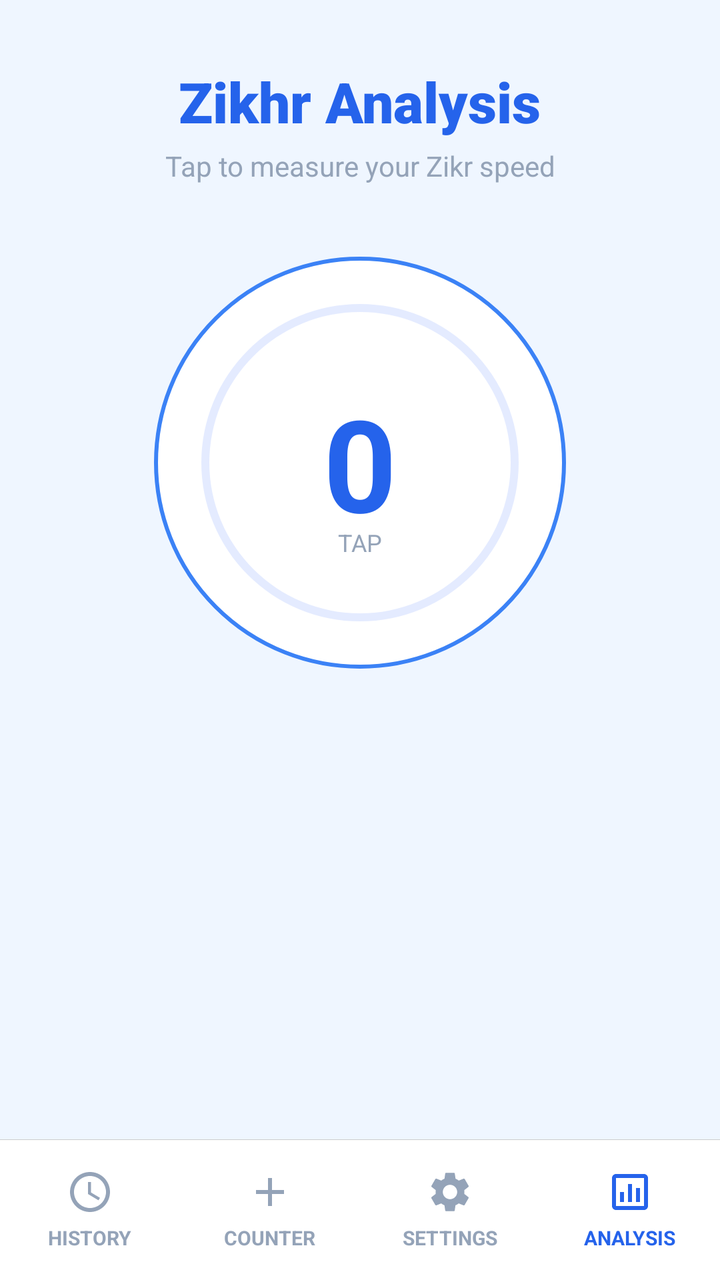
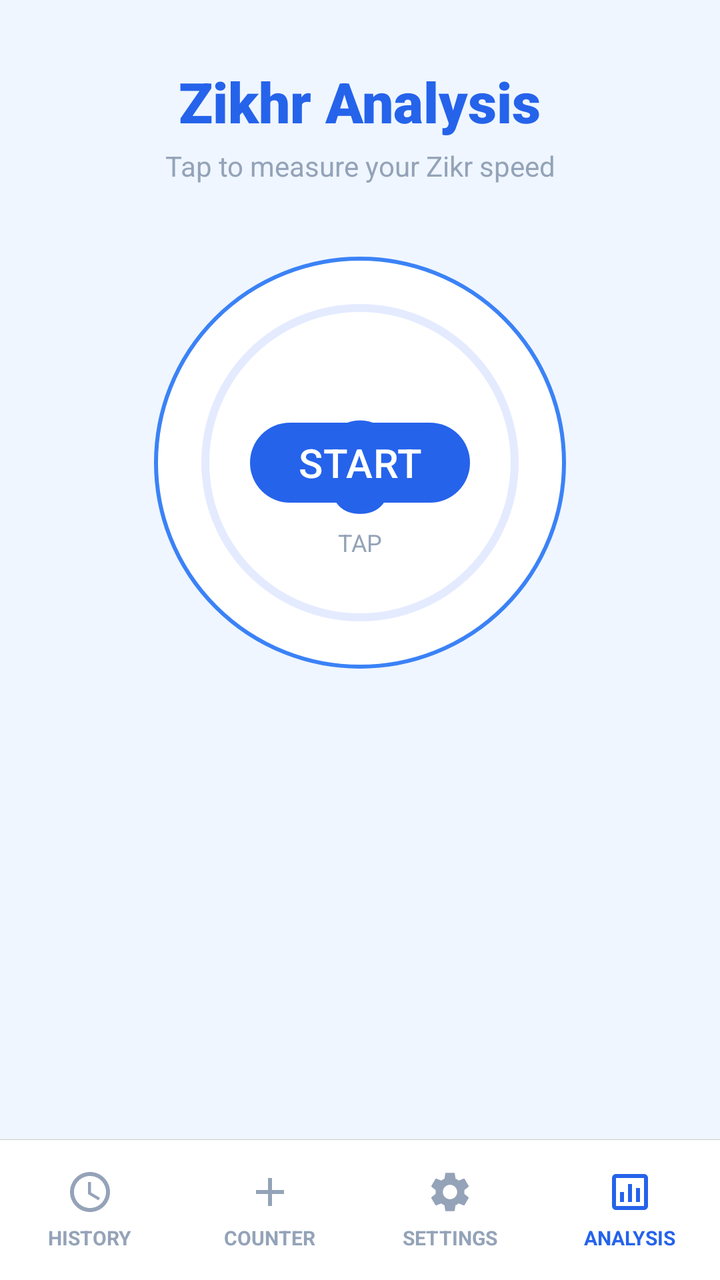

An Android layout rendered at two revisions. The XML below is the earlier revision; the diff shows what the commit changed to produce the second picture.
<!-- AndroidManifest.xml: application theme Theme.SmartTasbeeh -->
<!-- res/layout/activity_analysis.xml -->
<?xml version="1.0" encoding="utf-8"?>
<androidx.constraintlayout.widget.ConstraintLayout xmlns:android="http://schemas.android.com/apk/res/android"
    xmlns:app="http://schemas.android.com/apk/res-auto"
    xmlns:tools="http://schemas.android.com/tools"
    android:layout_width="match_parent"
    android:layout_height="match_parent"
    android:background="@color/app_background"
    tools:context=".AnalysisActivity">
    
    
    <ScrollView
        android:layout_width="match_parent"
        android:layout_height="0dp"
        android:fillViewport="true"
        app:layout_constraintTop_toTopOf="parent"
        app:layout_constraintBottom_toTopOf="@id/bottomNavDivider">

        <androidx.constraintlayout.widget.ConstraintLayout
            android:layout_width="match_parent"
            android:layout_height="wrap_content"
            android:paddingBottom="24dp">

            
            <TextView
                android:id="@+id/tvTitle"
                android:layout_width="wrap_content"
                android:layout_height="wrap_content"
                android:text="Zikhr Analysis"
                android:textColor="@color/tasbeeh_blue_primary"
                android:textSize="28sp"
                android:fontFamily="sans-serif-black"
                android:layout_marginTop="32dp"
                app:layout_constraintTop_toTopOf="parent"
                app:layout_constraintStart_toStartOf="parent"
                app:layout_constraintEnd_toEndOf="parent"/>

            <TextView
                android:id="@+id/tvSubtitle"
                android:layout_width="wrap_content"
                android:layout_height="wrap_content"
                android:text="Tap to measure your Zikr speed"
                android:textColor="@color/hint_text"
                android:textSize="14sp"
                android:layout_marginTop="4dp"
                app:layout_constraintTop_toBottomOf="@id/tvTitle"
                app:layout_constraintStart_toStartOf="parent"
                app:layout_constraintEnd_toEndOf="parent"/>

            
            <FrameLayout
                android:id="@+id/btnTap"
                android:layout_width="230dp"
                android:layout_height="230dp"
                android:layout_marginTop="24dp"
                app:layout_constraintTop_toBottomOf="@id/tvSubtitle"
                app:layout_constraintStart_toStartOf="parent"
                app:layout_constraintEnd_toEndOf="parent">

                
                <View
                    android:layout_width="match_parent"
                    android:layout_height="match_parent"
                    android:layout_margin="12dp"
                    android:background="@drawable/bg_circle_button" />

                
                
                <ProgressBar
                    android:id="@+id/progressBar"
                    android:layout_width="match_parent"
                    android:layout_height="match_parent"
                    android:indeterminate="false"
                    android:progressDrawable="@drawable/circular_progress"
                    android:background="@null"
                    style="?android:attr/progressBarStyleHorizontal"
                    android:max="100"
                    android:progress="0"
                    android:padding="2dp"/>
                    
                
                <TextView
                    android:id="@+id/tvCount"
                    android:layout_width="wrap_content"
                    android:layout_height="wrap_content"
                    android:layout_gravity="center"
                    android:text="0"
                    android:textSize="64sp"
                    android:textStyle="bold"
                    android:textColor="@color/tasbeeh_blue_primary"/>
                    
                <TextView
                     android:id="@+id/tvTapHint"
                     android:layout_width="wrap_content"
                     android:layout_height="wrap_content"
                     android:layout_gravity="center"
                     android:text="TAP"
                     android:textSize="12sp"
                     android:textColor="@color/hint_text"
                     android:translationY="40dp"/>
                     
                
                 <TextView
                     android:id="@+id/tvPausedOverlay"
                     android:layout_width="wrap_content"
                     android:layout_height="wrap_content"
                     android:layout_gravity="center"
                     android:text="PAUSED"
                     android:textSize="18sp"
                     android:textStyle="bold"
                     android:textColor="@color/tasbeeh_blue_accent"
                     android:background="#DDFFFFFF"
                     android:padding="8dp"
                     android:visibility="gone"/>

                
                <View
                    android:id="@+id/tapActionView"
                    android:layout_width="match_parent"
                    android:layout_height="match_parent"
                    android:layout_margin="12dp"
                    android:background="?attr/selectableItemBackgroundBorderless" 
                    android:clickable="true"
                    android:focusable="true"/>
                    
            </FrameLayout>
            
            
            <LinearLayout
                android:id="@+id/controlsRow"
                android:layout_width="wrap_content"
                android:layout_height="wrap_content"
                android:orientation="horizontal"
                android:gravity="center"
                android:layout_marginTop="16dp"
                app:layout_constraintTop_toBottomOf="@id/btnTap"
                app:layout_constraintStart_toStartOf="parent"
                app:layout_constraintEnd_toEndOf="parent">
                
                <com.google.android.material.floatingactionbutton.FloatingActionButton
                    android:id="@+id/fabPause"
                    android:layout_width="wrap_content"
                    android:layout_height="wrap_content"
                    android:src="@drawable/ic_pause"
                    app:backgroundTint="@color/tasbeeh_blue_primary"
                    app:tint="@android:color/white"
                    app:fabSize="normal"
                    android:visibility="invisible"/>

            </LinearLayout>
            
            
            <LinearLayout
                 android:id="@+id/layoutPauseOptions"
                 android:layout_width="wrap_content"
                 android:layout_height="wrap_content"
                 android:orientation="horizontal"
                 android:visibility="gone"
                 android:layout_marginTop="12dp"
                 app:layout_constraintTop_toBottomOf="@id/controlsRow"
                 app:layout_constraintStart_toStartOf="parent"
                 app:layout_constraintEnd_toEndOf="parent">
                 
                 <Button
                     android:id="@+id/btnResetAnalysis"
                     android:layout_width="wrap_content"
                     android:layout_height="wrap_content"
                     android:text="Reset"
                     android:layout_marginEnd="16dp"/>

                 <Button
                     android:id="@+id/btnShowReport"
                     android:layout_width="wrap_content"
                     android:layout_height="wrap_content"
                     android:text="Report"/>
            </LinearLayout>

            
            
            <LinearLayout
                android:id="@+id/reportContainer"
                android:layout_width="match_parent"
                android:layout_height="wrap_content"
                android:orientation="vertical"
                android:visibility="gone"
                android:layout_marginTop="24dp"
                android:layout_marginStart="16dp"
                android:layout_marginEnd="16dp"
                app:layout_constraintTop_toBottomOf="@id/layoutPauseOptions"
                app:layout_constraintStart_toStartOf="parent"
                app:layout_constraintEnd_toEndOf="parent">
                
                 <TextView
                    android:id="@+id/tvReportSummary"
                    android:layout_width="match_parent"
                    android:layout_height="wrap_content"
                    android:text="Summary Stats"
                    android:textAlignment="center"
                    android:textStyle="bold"
                    android:textSize="18sp"
                    android:textColor="@color/tasbeeh_blue_primary"
                    android:paddingBottom="16dp"/>
                    
                
                <FrameLayout
                    android:id="@+id/graphContainer"
                    android:layout_width="match_parent"
                    android:layout_height="180dp"
                    android:background="@drawable/info_box_background"
                    android:elevation="2dp"
                    android:padding="8dp"
                    android:layout_marginBottom="24dp">
                </FrameLayout>
                
                <TextView
                     android:layout_width="wrap_content"
                     android:layout_height="wrap_content"
                     android:text="Detailed Log"
                     android:textStyle="bold"
                     android:textColor="@color/tasbeeh_blue_accent"
                     android:layout_marginBottom="8dp"/>

                
                 <LinearLayout
                     android:layout_width="match_parent"
                     android:layout_height="wrap_content"
                     android:orientation="horizontal"
                     android:background="#E0E0E0"
                     android:padding="8dp">
                     <TextView
                         android:layout_width="0dp"
                         android:layout_height="wrap_content"
                         android:layout_weight="1"
                         android:text="#"
                         android:textStyle="bold"
                         android:gravity="center"/>
                     <TextView
                         android:layout_width="0dp"
                         android:layout_height="wrap_content"
                         android:layout_weight="2"
                         android:text="Time (sec)"
                         android:textStyle="bold"
                         android:gravity="center"/>
                     <TextView
                         android:layout_width="0dp"
                         android:layout_height="wrap_content"
                         android:layout_weight="3"
                         android:text="Interval"
                         android:textStyle="bold"
                         android:gravity="center"/>
                 </LinearLayout>
                 
                 
                 <TableLayout
                     android:id="@+id/tableReport"
                     android:layout_width="match_parent"
                     android:layout_height="wrap_content"
                     android:stretchColumns="1,2">
                 </TableLayout>
                 
            </LinearLayout>

        </androidx.constraintlayout.widget.ConstraintLayout>
    </ScrollView>


    
    <View
        android:id="@+id/bottomNavDivider"
        android:layout_width="match_parent"
        android:layout_height="0.1dp"
        android:background="#ccc"
        app:layout_constraintBottom_toTopOf="@id/bottomNav"/>

    <LinearLayout
        android:id="@+id/bottomNav"
        android:layout_width="match_parent"
        android:layout_height="70dp"
        android:background="@color/nav_bg"
        android:orientation="horizontal"
        android:weightSum="4"
        android:baselineAligned="false"
        app:layout_constraintBottom_toBottomOf="parent">

        
        <LinearLayout
            android:id="@+id/btnNavHistory"
            android:layout_width="0dp"
            android:layout_height="match_parent"
            android:layout_weight="1"
            android:orientation="vertical"
            android:gravity="center"
            android:clickable="true"
            android:focusable="true"
            android:background="?attr/selectableItemBackground">
            <ImageView
                android:layout_width="24dp"
                android:layout_height="24dp"
                android:src="@drawable/ic_clock"
                app:tint="@color/nav_text_unselected"/>
            <TextView
                android:layout_width="wrap_content"
                android:layout_height="wrap_content"
                android:text="HISTORY"
                android:textSize="10sp"
                android:textStyle="bold"
                android:textColor="@color/nav_text_unselected"
                android:layout_marginTop="4dp"/>
        </LinearLayout>

        
        <LinearLayout
            android:id="@+id/btnNavCounter"
            android:layout_width="0dp"
            android:layout_height="match_parent"
            android:layout_weight="1"
            android:orientation="vertical"
            android:gravity="center"
            android:clickable="true"
            android:focusable="true"
            android:background="?attr/selectableItemBackground">
            <ImageView
                android:layout_width="24dp"
                android:layout_height="24dp"
                android:src="@drawable/ic_add"
                app:tint="@color/nav_text_unselected"/>
            <TextView
                android:layout_width="wrap_content"
                android:layout_height="wrap_content"
                android:text="COUNTER"
                android:textSize="10sp"
                android:textStyle="bold"
                android:textColor="@color/nav_text_unselected"
                android:layout_marginTop="4dp"/>
        </LinearLayout>

        
        <LinearLayout
            android:id="@+id/btnNavSettings"
            android:layout_width="0dp"
            android:layout_height="match_parent"
            android:layout_weight="1"
            android:orientation="vertical"
            android:gravity="center"
            android:clickable="true"
            android:focusable="true"
            android:background="?attr/selectableItemBackground">
            <ImageView
                android:layout_width="24dp"
                android:layout_height="24dp"
                android:src="@drawable/ic_settings"
                app:tint="@color/nav_text_unselected"/>
            <TextView
                android:layout_width="wrap_content"
                android:layout_height="wrap_content"
                android:text="SETTINGS"
                android:textSize="10sp"
                android:textStyle="bold"
                android:textColor="@color/nav_text_unselected"
                android:layout_marginTop="4dp"/>
        </LinearLayout>
        
        
        <LinearLayout
            android:layout_width="0dp"
            android:layout_height="match_parent"
            android:layout_weight="1"
            android:orientation="vertical"
            android:gravity="center">
            <ImageView
                android:layout_width="24dp"
                android:layout_height="24dp"
                android:src="@drawable/ic_analysis"
                app:tint="@color/nav_text_selected"/>
            <TextView
                android:layout_width="wrap_content"
                android:layout_height="wrap_content"
                android:text="ANALYSIS"
                android:textSize="10sp"
                android:textStyle="bold"
                android:textColor="@color/nav_text_selected"
                android:layout_marginTop="4dp"/>
        </LinearLayout>

    </LinearLayout>

</androidx.constraintlayout.widget.ConstraintLayout>
<!-- resources referenced by this layout -->
<resources>
  <color name="app_background">@color/background_light</color>
  <color name="hint_text">#94A3B8</color>
  <color name="nav_bg">#FFFFFF</color>
  <color name="nav_text_selected">#2563EB</color>
  <color name="nav_text_unselected">#94A3B8</color>
  <color name="tasbeeh_blue_accent">#3B82F6</color>
  <color name="tasbeeh_blue_primary">#2563EB</color>
  <!-- drawable bg_circle_button (drawable) -->
  <?xml version="1.0" encoding="utf-8"?>
  <shape xmlns:android="http://schemas.android.com/apk/res/android"
      android:shape="oval">
      <solid android:color="@color/card_background" />
      <stroke
          android:width="2dp"
          android:color="@color/tasbeeh_blue_accent" />
  </shape>
  <!-- drawable ic_add (drawable) -->
  <vector xmlns:android="http://schemas.android.com/apk/res/android"
      android:width="24dp"
      android:height="24dp"
      android:viewportWidth="24"
      android:viewportHeight="24">
      <path
        android:fillColor="@android:color/white"
        android:pathData="M19,13h-6v6h-2v-6H5v-2h6V5h2v6h6v2z"/>
  </vector>
  <!-- drawable ic_analysis (drawable) -->
  <vector xmlns:android="http://schemas.android.com/apk/res/android"
      android:width="24dp"
      android:height="24dp"
      android:viewportWidth="24"
      android:viewportHeight="24">
    <path
        android:fillColor="#FF000000"
        android:pathData="M19,3H5C3.9,3 3,3.9 3,5v14c0,1.1 0.9,2 2,2h14c1.1,0 2,-0.9 2,-2V5C21,3.9 20.1,3 19,3zM19,19H5V5h14V19zM7,12h2v5H7V12zM11,8h2v9h-2V8zM15,10h2v7h-2V10z"/>
  </vector>
  <!-- drawable ic_clock (drawable) -->
  <vector xmlns:android="http://schemas.android.com/apk/res/android"
      android:width="24dp"
      android:height="24dp"
      android:viewportWidth="24.0"
      android:viewportHeight="24.0">
      <path
          android:fillColor="@android:color/white"
          android:pathData="M11.99,2C6.47,2 2,6.48 2,12s4.47,10 9.99,10C17.52,22 22,17.52 22,12S17.52,2 11.99,2zM12,20c-4.42,0 -8,-3.58 -8,-8s3.58,-8 8,-8 8,3.58 8,8 -3.58,8 -8,8zM12.5,7H11v6l5.25,3.15 0.75,-1.23 -4.5,-2.67z"/>
  </vector>
  <!-- drawable ic_pause (drawable) -->
  <vector xmlns:android="http://schemas.android.com/apk/res/android"
      android:width="24dp"
      android:height="24dp"
      android:viewportWidth="24"
      android:viewportHeight="24"
      android:tint="?attr/colorControlNormal">
    <path
        android:fillColor="@android:color/white"
        android:pathData="M6,19h4V5H6v14zM14,5v14h4V5h-4z"/>
  </vector>
  <!-- drawable info_box_background (drawable) -->
  <?xml version="1.0" encoding="utf-8"?>
  <shape xmlns:android="http://schemas.android.com/apk/res/android"
      android:shape="rectangle">
      <solid android:color="@color/card_background"/>
      <stroke
          android:width="1dp"
          android:color="@color/count_text_color"
          android:dashWidth="8dp"
          android:dashGap="4dp"/>
      <corners android:radius="16dp"/>
  </shape>
  <style name="Theme.SmartTasbeeh" parent="Base.Theme.SmartTasbeeh" />
  <color name="background_light">#EFF6FF</color>
  <color name="card_background">#FFFFFF</color>
  <color name="count_text_color">#2563EB</color>
  <style name="Base.Theme.SmartTasbeeh" parent="Theme.Material3.DayNight.NoActionBar">
          <item name="colorPrimary">@color/tasbeeh_blue_primary</item>
          <item name="colorPrimaryVariant">@color/tasbeeh_blue_dark</item>
          <item name="colorOnPrimary">@color/white</item>
  
          <item name="android:statusBarColor">@color/tasbeeh_blue_dark</item>
          <item name="android:windowLightStatusBar">false</item>
  
          <item name="android:windowBackground">@color/background_light</item>
          <item name="android:textColor">@color/text_primary</item>
      </style>
  <color name="tasbeeh_blue_dark">#1E3A8A</color>
  <color name="white">#FFFFFFFF</color>
  <color name="text_primary">#0F172A</color>
  <!-- unchanged entries left out for length: 2 -->
</resources>

<!-- the commit's change to res/layout/activity_analysis.xml (unified diff, before → after) -->
@@ -64,7 +64,6 @@
                     android:background="@drawable/bg_circle_button" />
 
                 
-                
                 <ProgressBar
                     android:id="@+id/progressBar"
                     android:layout_width="match_parent"
@@ -121,6 +120,17 @@
                     android:background="?attr/selectableItemBackgroundBorderless" 
                     android:clickable="true"
                     android:focusable="true"/>
+
+                
+                <Button
+                    android:id="@+id/btnStartOverlay"
+                    android:layout_width="wrap_content"
+                    android:layout_height="wrap_content"
+                    android:text="START"
+                    android:textSize="20sp"
+                    android:layout_gravity="center"
+                    android:visibility="visible"
+                    android:elevation="10dp"/>
                     
             </FrameLayout>
             
@@ -174,7 +184,6 @@
                      android:text="Report"/>
             </LinearLayout>
 
-            
             
             <LinearLayout
                 android:id="@+id/reportContainer"
